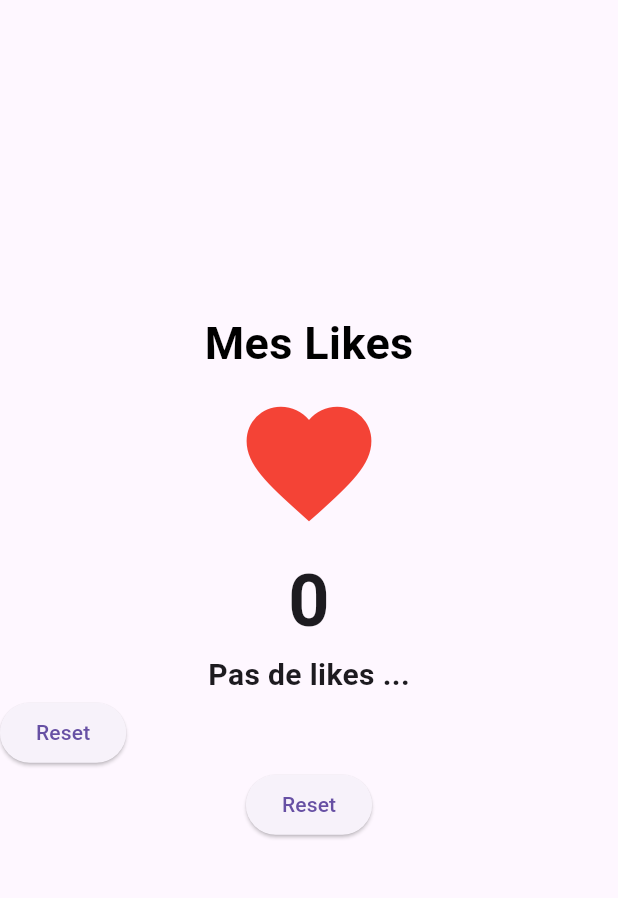
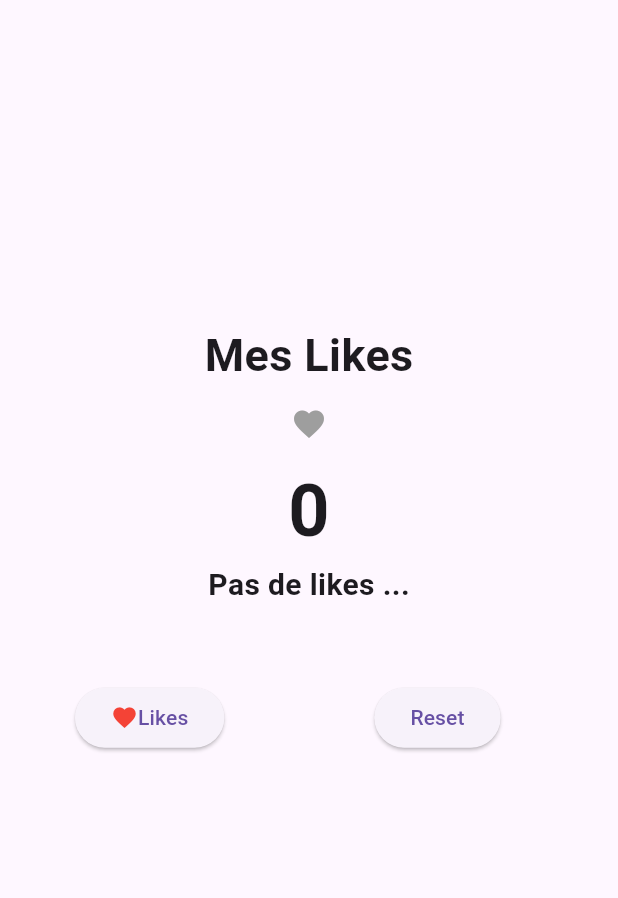
Before and after one commit to yassine2545/compteur_de_likes, a Flutter app: the screen it shows after launch, on a phone screen of 412 x 824 dp, the part 84-982 px from its top. Run offline on Flutter 3.47's test engine with Material 3 defaults, Android fonts, the phone set to English and light mode, and no system bars.

Commit message:
ajout element devoir

```diff
--- a/lib/devoir1/devoir1_view.dart
+++ b/lib/devoir1/devoir1_view.dart
@@ -1,26 +1,29 @@
 import 'package:flutter/material.dart';
-import 'package:flutter/rendering.dart';
 
-class MyHomePage extends StatefulWidget {
-  const MyHomePage({super.key});
+class DevoirView extends StatefulWidget {
+  const DevoirView({super.key});
 
   @override
-  State<MyHomePage> createState() => _MyHomePageState();
+  State<DevoirView> createState() => _DevoirViewState();
 }
 
-class _MyHomePageState extends State<MyHomePage> {
+class _DevoirViewState extends State<DevoirView> {
   int _likes = 0;
   String _message = 'Pas de likes ...';
+  Icon _favoriteIcon = Icon(Icons.favorite, color: Colors.grey);
 
   void _incrementCounter() {
     setState(() {
       _likes++;
       if (_likes == 0) {
         _message = 'Pas de likes ...';
-      } else if (_likes > 1 && _likes <= 9) {
+        _favoriteIcon = Icon(Icons.favorite, color: Colors.grey);
+      } else if (_likes == 1 && _likes <= 9) {
         _message = 'Merci pour votre like !';
+        _favoriteIcon = Icon(Icons.favorite, color: Colors.red);
       } else if (_likes == 10) {
         _message = 'Wow, populaire';
+        _favoriteIcon = Icon(Icons.favorite, color: Colors.amber);
       }
     });
   }
@@ -39,17 +42,9 @@ class _MyHomePageState extends State<MyHomePage> {
           children: [
             const Text(
               'Mes Likes',
-              style: TextStyle(
-                fontSize: 30,
-                fontWeight: FontWeight.bold,
-                color: Color.fromARGB(255, 0, 0, 0),
+              style: TextStyle(fontSize: 30, fontWeight: FontWeight.bold),
             ),
-            ),
-            IconButton(
-              icon: const Icon(Icons.favorite, size: 100),
-              color: Colors.red,
-              onPressed: _incrementCounter,
-            ),
+            IconButton(icon: _favoriteIcon, onPressed: () {}),
 
             Text(
               '$_likes',
@@ -59,27 +54,45 @@ class _MyHomePageState extends State<MyHomePage> {
               '$_message',
               style: TextStyle(fontSize: 20, fontWeight: FontWeight.bold),
             ),
+
             Row(
               children: [
-                ElevatedButton(
+                Padding(
+                  padding: const EdgeInsets.all(50.0),
+                  child: ElevatedButton(
+                    onPressed: () {
+                      setState(() {
+                        _incrementCounter();
+                        Icon(Icons.favorite, color: Colors.grey);
+                        Text('Likes');
+                      });
+                    },
+                    child: Row(
+                      children: [
+                        Icon(Icons.favorite, color: Colors.red),
+                        Text('Likes'),
+                      ],
+                    ),
+                  ),
+                ),
+
+                Padding(
+                  padding: const EdgeInsets.all(50.0),
+                  child: ElevatedButton(
                     onPressed: () {
                       setState(() {
                         _likes = 0;
+                        _favoriteIcon = Icon(
+                          Icons.favorite,
+                          color: Colors.grey,
+                        );
                         _message = 'Pas de likes ...';
                       });
                     },
                     child: Text('Reset'),
                   ),
+                ),
               ],
-            ),
-            ElevatedButton(
-              onPressed: () {
-                setState(() {
-                  _likes = 0;
-                  _message = 'Pas de likes ...';
-                });
-              },
-              child: Text('Reset'),
             ),
           ],
         ),
--- a/lib/main.dart
+++ b/lib/main.dart
@@ -11,6 +11,6 @@ class MyApp extends StatelessWidget {
   // This widget is the root of your application.
   @override
   Widget build(BuildContext context) {
-    return MaterialApp(debugShowCheckedModeBanner: false, home: MyHomePage());
+    return MaterialApp(debugShowCheckedModeBanner: false, home: DevoirView());
   }
 }
```
Lines whose indentation alone changed are shown as unchanged.
